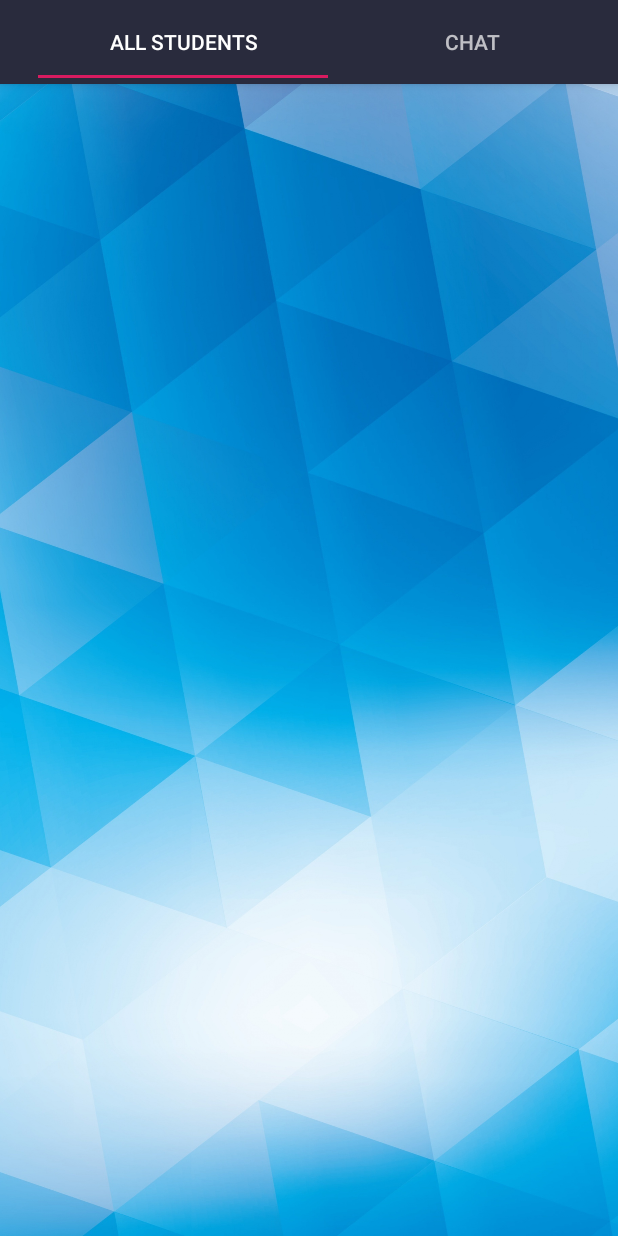
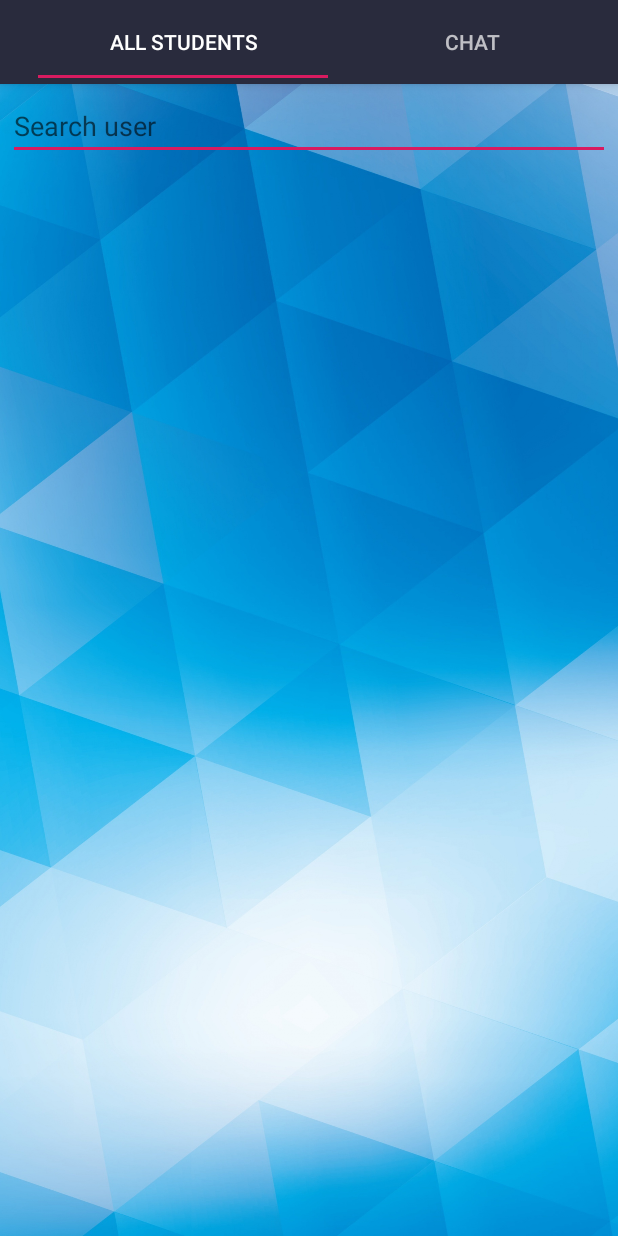
Before and after one commit to QZhuLucas/CS441CatChat, an Android app: the DashboardS screen opened directly, with no data from a screen before it, after a tap on "Chat", on a phone screen of 412 x 824 dp. Run offline under Robolectric (Android 15) with nearby library versions, the phone set to English and light mode, and no system bars; our stand-ins replace Firebase (no records; nobody signed in at launch, a user with empty details on screens opened directly).

Commit message:
Fixed User Status and Add Search User.

```diff
--- a/app/src/main/java/com/example/catchat/ChatRoom.java
+++ b/app/src/main/java/com/example/catchat/ChatRoom.java
@@ -11,9 +11,7 @@ import android.os.Bundle;
 import android.support.v7.widget.Toolbar;
 
 import com.example.catchat.Fragment.AllSFragment;
-import com.example.catchat.Fragment.AllStudentsFragment;
 import com.example.catchat.Fragment.ChatFragment;
-import com.example.catchat.Fragment.SearchStudentFragment;
 
 import java.util.ArrayList;
 
--- a/app/src/main/java/com/example/catchat/DashboardS.java
+++ b/app/src/main/java/com/example/catchat/DashboardS.java
@@ -36,6 +36,7 @@ public class DashboardS extends AppCompatActivity {
     }
 
     public void signout_onClick(View view){
+        status("offline");
         firebaseAuth.signOut();
         finish();
         startActivity(new Intent(this, MainActivity.class));
@@ -53,16 +54,16 @@ public class DashboardS extends AppCompatActivity {
 
         databaseReference.updateChildren(hashMap);
     }
-
-    protected void onResume() {
-        super.onResume();
-        status("online");
-    }
-
-    @Override
-    protected void onPause() {
-        super.onPause();
-        status("offline");
-    }
+//
+//    protected void onResume() {
+//        super.onResume();
+//        status("online");
+//    }
+//
+//    @Override
+//    protected void onPause() {
+//        super.onPause();
+//        status("offline");
+//    }
 
 }
--- a/app/src/main/res/layout/fragment_all.xml
+++ b/app/src/main/res/layout/fragment_all.xml
@@ -1,21 +1,22 @@
 <?xml version="1.0" encoding="utf-8"?>
-<FrameLayout xmlns:android="http://schemas.android.com/apk/res/android"
+<RelativeLayout
+    xmlns:android="http://schemas.android.com/apk/res/android"
     xmlns:tools="http://schemas.android.com/tools"
     android:layout_width="match_parent"
     android:layout_height="match_parent"
     tools:context=".Fragment.AllSFragment"
     android:background="@drawable/back">
 
-
+    <EditText
+        android:layout_width="match_parent"
+        android:layout_height="wrap_content"
+        android:layout_margin="5dp"
+        android:hint="Search user"
+        android:id="@+id/search_user"/>
     <android.support.v7.widget.RecyclerView
         android:id="@+id/recycler_view"
         android:layout_width="match_parent"
         android:layout_height="match_parent"
-        android:layout_alignParentStart="true"
-        android:layout_alignParentTop="true"
-        android:layout_marginStart="0dp"
-        android:layout_marginTop="0dp"
-        android:layout_alignParentLeft="true"
-        android:layout_marginLeft="0dp" />
+        android:layout_below="@id/search_user"/>
 
-</FrameLayout>
+</RelativeLayout>
```
Also changed, not shown: app/src/main/java/com/example/catchat/Fragment/AllSFragment.java (+65 -4 lines), app/src/main/java/com/example/catchat/MainActivity.java (+24 -1 lines).
